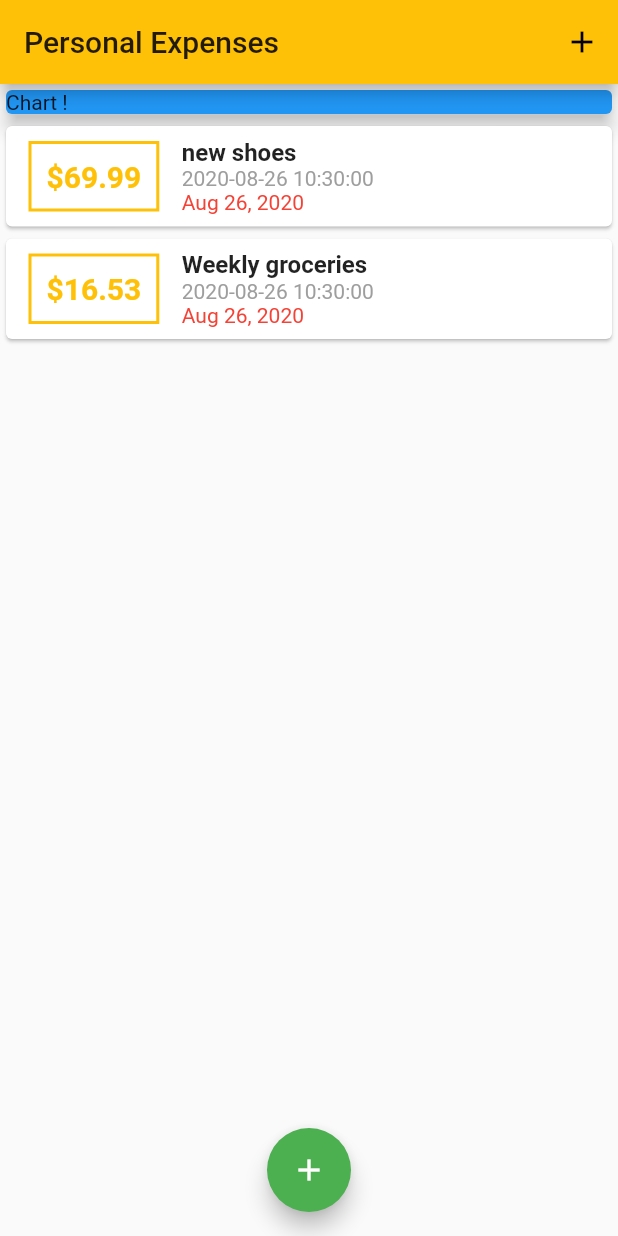
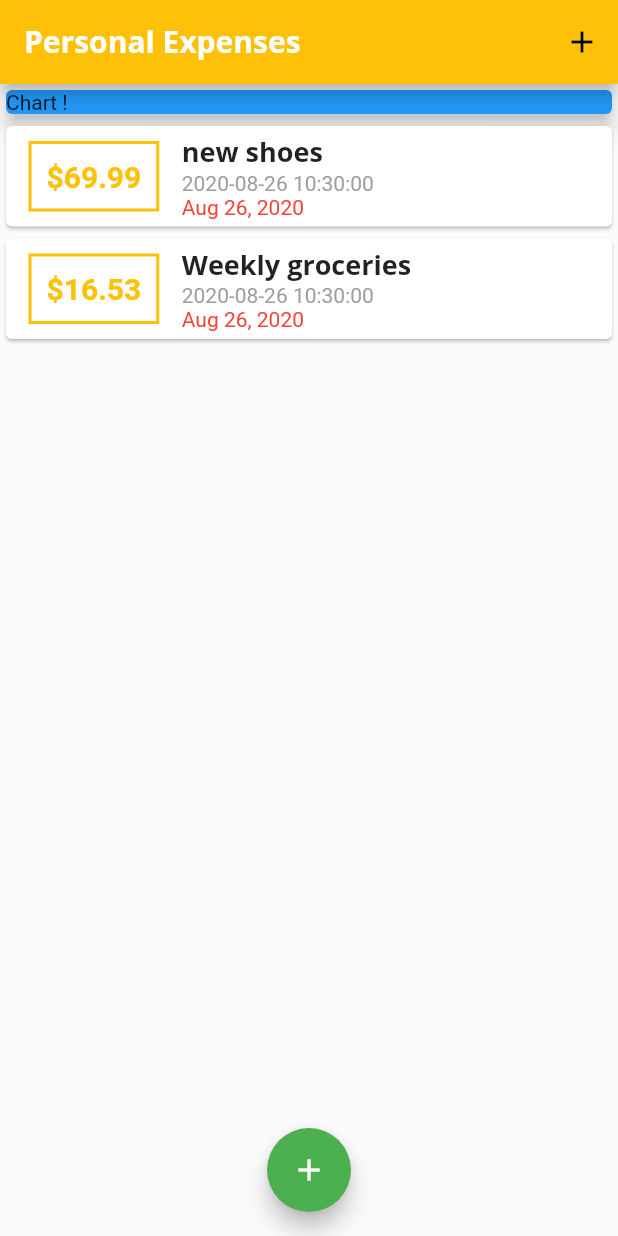
Before and after one commit to ericbingo0109/personal_expenses_app, a Flutter app: the screen it shows after launch, on a phone screen of 412 x 824 dp. Run offline on Flutter 3.47's test engine with Material 2 defaults, Android fonts, the phone set to English and light mode, and no system bars.

Commit message:
95. Custom Fonts & working with Text Themes

```diff
--- a/lib/main.dart
+++ b/lib/main.dart
@@ -15,9 +15,32 @@ class MyApp extends StatelessWidget {
       theme: ThemeData(
         //有別於primaryColor僅設定單一顏色，primarySwatch會基於一種顏色以外還會自動產生陰影效果
         primarySwatch: Colors.amber, // 主要顏色
+        /**
+         * 問題：What's the difference between primarySwatch and primaryColor?
+         * 解答：primarySwatch is a collection of different color shades.
+         * That's correct. You get different shades which some Flutter widgets automatically use.
+         */
         // 次要顏色，沒有設定則依照primarySwatch，有設定的話，例如 floating action button 就會依照這顏色
         accentColor: Colors.green,
-        // appBarTheme:,
+        /**
+         * 問題：How do you use a text theme on a Text() widget?
+         * 解答：Define globally, use via the style argument.
+         *
+         */
+        //其他地方也想直接套用這個textTheme的title style的話，可設定 style: Theme.of(context).textTheme.title
+        //即可吃到同樣的TextStyle, 見 transaction_list.dart : 59
+        textTheme: ThemeData.light().textTheme.copyWith(
+            title: TextStyle(
+                fontFamily: 'OpenSans',
+                fontSize: 18,
+                fontWeight: FontWeight.bold)),
+        appBarTheme: AppBarTheme(
+            textTheme: ThemeData.light().textTheme.copyWith(
+                title: TextStyle(
+                    fontFamily: 'OpenSans',
+                    fontSize: 20,
+                    fontWeight: FontWeight.bold))),
+        fontFamily: 'Quicksand', // 要跟我在 pubspec.yaml 設定的font字串相符
       ),
       home: MyHomePage(),
     );
@@ -88,7 +111,12 @@ class _MyHomePageState extends State<MyHomePage> {
   Widget build(BuildContext context) {
     return Scaffold(
       appBar: AppBar(
-        title: Text('Personal Expenses'),
+        title: Text(
+          'Personal Expenses',
+          //與整體theme font不一樣時就自行設定, 可是一旦頁面很多時這樣設定就很麻煩
+          // 所以較佳的做法是設定 appBarTheme
+          // style: TextStyle(fontFamily: 'OpenSans'),
+        ),
         actions: <Widget>[
           IconButton(
             icon: Icon(Icons.add), //Icons有許多內建icon可選擇
--- a/lib/widgets/transaction_list.dart
+++ b/lib/widgets/transaction_list.dart
@@ -56,8 +56,7 @@ I/flutter (23294): The overflowing RenderFlex has an orientation of Axis.vertica
                     children: <Widget>[
                       Text(
                         transactions[index].title,
-                        style: TextStyle(
-                            fontWeight: FontWeight.bold, fontSize: 16),
+                        style: Theme.of(context).textTheme.title,
                       ),
                       Text(
                         // DateFormat().format(tx.date),// August 16, 2020 7:17:03 PM
```
Also changed, not shown: pubspec.yaml (+12 -6 lines), assets/fonts/OpenSans-Bold.ttf (added), assets/fonts/OpenSans-Regular.ttf (added), assets/fonts/Quicksand-Bold.ttf (added), assets/fonts/Quicksand-Light.ttf (added), assets/fonts/Quicksand-Medium.ttf (added), assets/fonts/Quicksand-Regular.ttf (added).
